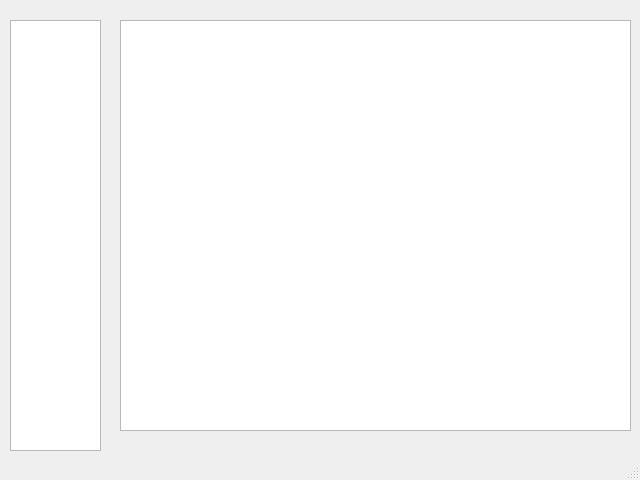
Before: the Qt Designer form RMT/rmtmainwindow.ui in JimmySenny/demo-Qt_requirementsTaskManagement, drawn with Qt 5.
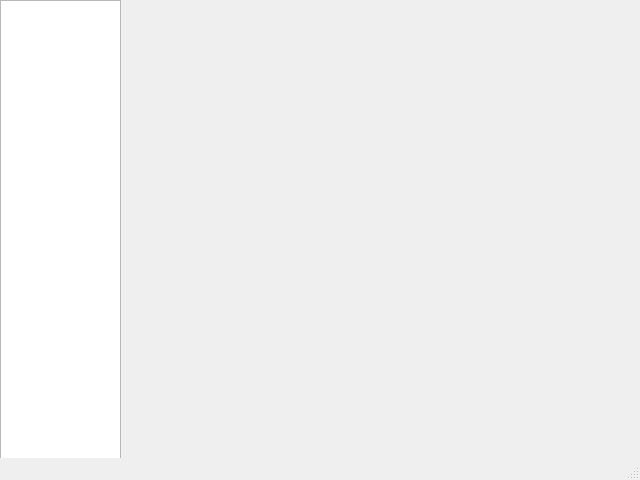
After: the same form once the commit is applied.

```diff
--- a/RMT/rmtmainwindow.ui
+++ b/RMT/rmtmainwindow.ui
@@ -14,24 +14,17 @@
    <string>MainWindow</string>
   </property>
   <widget class="QWidget" name="centralwidget">
-   <widget class="QTableView" name="tableView">
+   <widget class="QListWidget" name="listWidget">
     <property name="geometry">
      <rect>
-      <x>120</x>
-      <y>20</y>
-      <width>511</width>
-      <height>411</height>
+      <x>0</x>
+      <y>0</y>
+      <width>121</width>
+      <height>461</height>
      </rect>
     </property>
-   </widget>
-   <widget class="QTreeView" name="treeView">
-    <property name="geometry">
-     <rect>
-      <x>10</x>
-      <y>20</y>
-      <width>91</width>
-      <height>431</height>
-     </rect>
+    <property name="currentRow">
+     <number>-1</number>
     </property>
    </widget>
   </widget>
```
Left out of the diff: 24 changed lines with no effect on the pictures.
